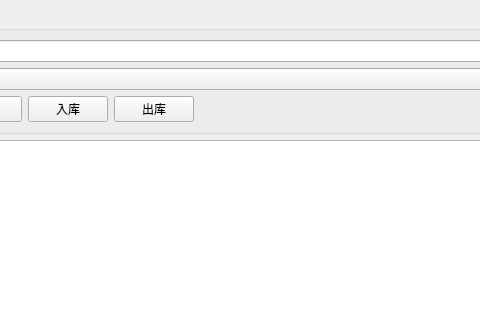
jiaminxu-design/qt-medical_system, file medicineview.ui: the form before one commit; both pictures show x 339 to 819 and y 0 to 320 of the 1000 by 650 pixel window.
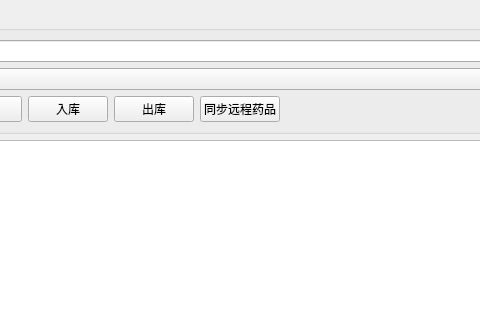
The form after the commit.

Commit message: 对药品管理添加了同步操作

```diff
--- a/medicineview.ui
+++ b/medicineview.ui
@@ -135,6 +135,15 @@
           </property>
          </widget>
         </item>
+        <!-- 新增：同步远程药品按钮（平级 item，无嵌套） -->
+        <item>
+         <widget class="QPushButton" name="btSyncRemote">
+          <property name="text">
+           <string>同步远程药品</string>
+          </property>
+         </widget>
+        </item>
+        <!-- 间距 spacer（平级 item） -->
         <item>
          <spacer name="horizontalSpacer1">
           <property name="orientation">
```
Left out of the diff: 1 changed line with no effect on the pictures. The commit also changes 5 other files.
